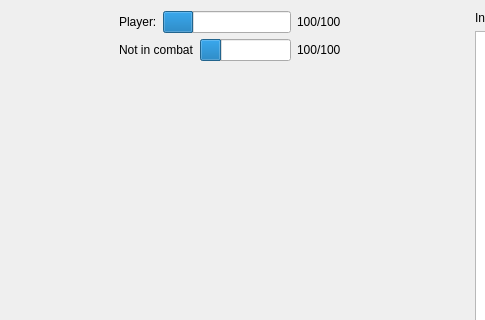
Before: the Qt Designer form matchwindow.ui in sorge13248/skyrimqt, drawn with Qt 5; both pictures show x 0 to 485 and y 0 to 320 of the 742 by 438 pixel window.
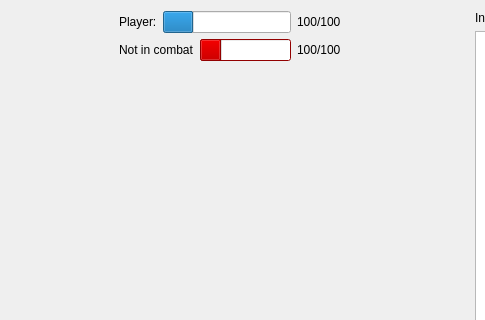
After: the same form once the commit is applied. Icons and pictures are not drawn.

```diff
--- a/matchwindow.ui
+++ b/matchwindow.ui
@@ -81,6 +81,448 @@
            </item>
            <item>
             <widget class="QProgressBar" name="enemyHealthBar">
+             <property name="palette">
+              <palette>
+               <active>
+                <colorrole role="WindowText">
+                 <brush brushstyle="SolidPattern">
+                  <color alpha="255">
+                   <red>0</red>
+                   <green>0</green>
+                   <blue>0</blue>
+                  </color>
+                 </brush>
+                </colorrole>
+                <colorrole role="Button">
+                 <brush brushstyle="SolidPattern">
+                  <color alpha="255">
+                   <red>204</red>
+                   <green>0</green>
+                   <blue>0</blue>
+                  </color>
+                 </brush>
+                </colorrole>
+                <colorrole role="Light">
+                 <brush brushstyle="SolidPattern">
+                  <color alpha="255">
+                   <red>255</red>
+                   <green>51</green>
+                   <blue>51</blue>
+                  </color>
+                 </brush>
+                </colorrole>
+                <colorrole role="Midlight">
+                 <brush brushstyle="SolidPattern">
+                  <color alpha="255">
+                   <red>229</red>
+                   <green>25</green>
+                   <blue>25</blue>
+                  </color>
+                 </brush>
+                </colorrole>
+                <colorrole role="Dark">
+                 <brush brushstyle="SolidPattern">
+                  <color alpha="255">
+                   <red>102</red>
+                   <green>0</green>
+                   <blue>0</blue>
+                  </color>
+                 </brush>
+                </colorrole>
+                <colorrole role="Mid">
+                 <brush brushstyle="SolidPattern">
+                  <color alpha="255">
+                   <red>136</red>
+                   <green>0</green>
+                   <blue>0</blue>
+                  </color>
+                 </brush>
+                </colorrole>
+                <colorrole role="Text">
+                 <brush brushstyle="SolidPattern">
+                  <color alpha="255">
+                   <red>0</red>
+                   <green>0</green>
+                   <blue>0</blue>
+                  </color>
+                 </brush>
+                </colorrole>
+                <colorrole role="BrightText">
+                 <brush brushstyle="SolidPattern">
+                  <color alpha="255">
+                   <red>255</red>
+                   <green>255</green>
+                   <blue>255</blue>
+                  </color>
+                 </brush>
+                </colorrole>
+                <colorrole role="ButtonText">
+                 <brush brushstyle="SolidPattern">
+                  <color alpha="255">
+                   <red>0</red>
+                   <green>0</green>
+                   <blue>0</blue>
+                  </color>
+                 </brush>
+                </colorrole>
+                <colorrole role="Base">
+                 <brush brushstyle="SolidPattern">
+                  <color alpha="255">
+                   <red>255</red>
+                   <green>255</green>
+                   <blue>255</blue>
+                  </color>
+                 </brush>
+                </colorrole>
+                <colorrole role="Window">
+                 <brush brushstyle="SolidPattern">
+                  <color alpha="255">
+                   <red>204</red>
+                   <green>0</green>
+                   <blue>0</blue>
+                  </color>
+                 </brush>
+                </colorrole>
+                <colorrole role="Shadow">
+                 <brush brushstyle="SolidPattern">
+                  <color alpha="255">
+                   <red>0</red>
+                   <green>0</green>
+                   <blue>0</blue>
+                  </color>
+                 </brush>
+                </colorrole>
+                <colorrole role="Highlight">
+                 <brush brushstyle="SolidPattern">
+                  <color alpha="255">
+                   <red>204</red>
+                   <green>0</green>
+                   <blue>0</blue>
+                  </color>
+                 </brush>
+                </colorrole>
+                <colorrole role="AlternateBase">
+                 <brush brushstyle="SolidPattern">
+                  <color alpha="255">
+                   <red>229</red>
+                   <green>127</green>
+                   <blue>127</blue>
+                  </color>
+                 </brush>
+                </colorrole>
+                <colorrole role="ToolTipBase">
+                 <brush brushstyle="SolidPattern">
+                  <color alpha="255">
+                   <red>255</red>
+                   <green>255</green>
+                   <blue>220</blue>
+                  </color>
+                 </brush>
+                </colorrole>
+                <colorrole role="ToolTipText">
+                 <brush brushstyle="SolidPattern">
+                  <color alpha="255">
+                   <red>0</red>
+                   <green>0</green>
+                   <blue>0</blue>
+                  </color>
+                 </brush>
+                </colorrole>
+               </active>
+               <inactive>
+                <colorrole role="WindowText">
+                 <brush brushstyle="SolidPattern">
+                  <color alpha="255">
+                   <red>0</red>
+                   <green>0</green>
+                   <blue>0</blue>
+                  </color>
+                 </brush>
+                </colorrole>
+                <colorrole role="Button">
+                 <brush brushstyle="SolidPattern">
+                  <color alpha="255">
+                   <red>204</red>
+                   <green>0</green>
+                   <blue>0</blue>
+                  </color>
+                 </brush>
+                </colorrole>
+                <colorrole role="Light">
+                 <brush brushstyle="SolidPattern">
+                  <color alpha="255">
+                   <red>255</red>
+                   <green>51</green>
+                   <blue>51</blue>
+                  </color>
+                 </brush>
+                </colorrole>
+                <colorrole role="Midlight">
+                 <brush brushstyle="SolidPattern">
+                  <color alpha="255">
+                   <red>229</red>
+                   <green>25</green>
+                   <blue>25</blue>
+                  </color>
+                 </brush>
+                </colorrole>
+                <colorrole role="Dark">
+                 <brush brushstyle="SolidPattern">
+                  <color alpha="255">
+                   <red>102</red>
+                   <green>0</green>
+                   <blue>0</blue>
+                  </color>
+                 </brush>
+                </colorrole>
+                <colorrole role="Mid">
+                 <brush brushstyle="SolidPattern">
+                  <color alpha="255">
+                   <red>136</red>
+                   <green>0</green>
+                   <blue>0</blue>
+                  </color>
+                 </brush>
+                </colorrole>
+                <colorrole role="Text">
+                 <brush brushstyle="SolidPattern">
+                  <color alpha="255">
+                   <red>0</red>
+                   <green>0</green>
+                   <blue>0</blue>
+                  </color>
+                 </brush>
+                </colorrole>
+                <colorrole role="BrightText">
+                 <brush brushstyle="SolidPattern">
+                  <color alpha="255">
+                   <red>255</red>
+                   <green>255</green>
+                   <blue>255</blue>
+                  </color>
+                 </brush>
+                </colorrole>
+                <colorrole role="ButtonText">
+                 <brush brushstyle="SolidPattern">
+                  <color alpha="255">
+                   <red>0</red>
+                   <green>0</green>
+                   <blue>0</blue>
+                  </color>
+                 </brush>
+                </colorrole>
+                <colorrole role="Base">
+                 <brush brushstyle="SolidPattern">
+                  <color alpha="255">
+                   <red>255</red>
+                   <green>255</green>
+                   <blue>255</blue>
+                  </color>
+                 </brush>
+                </colorrole>
+                <colorrole role="Window">
+                 <brush brushstyle="SolidPattern">
+                  <color alpha="255">
+                   <red>204</red>
+                   <green>0</green>
+                   <blue>0</blue>
+                  </color>
+                 </brush>
+                </colorrole>
+                <colorrole role="Shadow">
+                 <brush brushstyle="SolidPattern">
+                  <color alpha="255">
+                   <red>0</red>
+                   <green>0</green>
+                   <blue>0</blue>
+                  </color>
+                 </brush>
+                </colorrole>
+                <colorrole role="Highlight">
+                 <brush brushstyle="SolidPattern">
+                  <color alpha="255">
+                   <red>204</red>
+                   <green>0</green>
+                   <blue>0</blue>
+                  </color>
+                 </brush>
+                </colorrole>
+                <colorrole role="AlternateBase">
+                 <brush brushstyle="SolidPattern">
+                  <color alpha="255">
+                   <red>229</red>
+                   <green>127</green>
+                   <blue>127</blue>
+                  </color>
+                 </brush>
+                </colorrole>
+                <colorrole role="ToolTipBase">
+                 <brush brushstyle="SolidPattern">
+                  <color alpha="255">
+                   <red>255</red>
+                   <green>255</green>
+                   <blue>220</blue>
+                  </color>
+                 </brush>
+                </colorrole>
+                <colorrole role="ToolTipText">
+                 <brush brushstyle="SolidPattern">
+                  <color alpha="255">
+                   <red>0</red>
+                   <green>0</green>
+                   <blue>0</blue>
+                  </color>
+                 </brush>
+                </colorrole>
+               </inactive>
+               <disabled>
+                <colorrole role="WindowText">
+                 <brush brushstyle="SolidPattern">
+                  <color alpha="255">
+                   <red>102</red>
+                   <green>0</green>
+                   <blue>0</blue>
+                  </color>
+                 </brush>
+                </colorrole>
+                <colorrole role="Button">
+                 <brush brushstyle="SolidPattern">
+                  <color alpha="255">
+                   <red>204</red>
+                   <green>0</green>
+                   <blue>0</blue>
+                  </color>
+                 </brush>
+                </colorrole>
+                <colorrole role="Light">
+                 <brush brushstyle="SolidPattern">
+                  <color alpha="255">
+                   <red>255</red>
+                   <green>51</green>
+                   <blue>51</blue>
+                  </color>
+                 </brush>
+                </colorrole>
+                <colorrole role="Midlight">
+                 <brush brushstyle="SolidPattern">
+                  <color alpha="255">
+                   <red>229</red>
+                   <green>25</green>
+                   <blue>25</blue>
+                  </color>
+                 </brush>
+                </colorrole>
+                <colorrole role="Dark">
+                 <brush brushstyle="SolidPattern">
+                  <color alpha="255">
+                   <red>102</red>
+                   <green>0</green>
+                   <blue>0</blue>
+                  </color>
+                 </brush>
+                </colorrole>
+                <colorrole role="Mid">
+                 <brush brushstyle="SolidPattern">
+                  <color alpha="255">
+                   <red>136</red>
+                   <green>0</green>
+                   <blue>0</blue>
+                  </color>
+                 </brush>
+                </colorrole>
+                <colorrole role="Text">
+                 <brush brushstyle="SolidPattern">
+                  <color alpha="255">
+                   <red>102</red>
+                   <green>0</green>
+                   <blue>0</blue>
+                  </color>
+                 </brush>
+                </colorrole>
+                <colorrole role="BrightText">
+                 <brush brushstyle="SolidPattern">
+                  <color alpha="255">
+                   <red>255</red>
+                   <green>255</green>
+                   <blue>255</blue>
+                  </color>
+                 </brush>
+                </colorrole>
+                <colorrole role="ButtonText">
+                 <brush brushstyle="SolidPattern">
+                  <color alpha="255">
+                   <red>102</red>
+                   <green>0</green>
+                   <blue>0</blue>
+                  </color>
+                 </brush>
+                </colorrole>
+                <colorrole role="Base">
+                 <brush brushstyle="SolidPattern">
+                  <color alpha="255">
+                   <red>204</red>
+                   <green>0</green>
+                   <blue>0</blue>
+                  </color>
+                 </brush>
+                </colorrole>
+                <colorrole role="Window">
+                 <brush brushstyle="SolidPattern">
+                  <color alpha="255">
+                   <red>204</red>
+                   <green>0</green>
+                   <blue>0</blue>
+                  </color>
+                 </brush>
+                </colorrole>
+                <colorrole role="Shadow">
+                 <brush brushstyle="SolidPattern">
+                  <color alpha="255">
+                   <red>0</red>
+                   <green>0</green>
+                   <blue>0</blue>
+                  </color>
+                 </brush>
+                </colorrole>
+                <colorrole role="Highlight">
+                 <brush brushstyle="SolidPattern">
+                  <color alpha="255">
+                   <red>145</red>
+                   <green>141</green>
+                   <blue>126</blue>
+                  </color>
+                 </brush>
+                </colorrole>
+                <colorrole role="AlternateBase">
+                 <brush brushstyle="SolidPattern">
+                  <color alpha="255">
+                   <red>204</red>
+                   <green>0</green>
+                   <blue>0</blue>
+                  </color>
+                 </brush>
+                </colorrole>
+                <colorrole role="ToolTipBase">
+                 <brush brushstyle="SolidPattern">
+                  <color alpha="255">
+                   <red>255</red>
+                   <green>255</green>
+                   <blue>220</blue>
+                  </color>
+                 </brush>
+                </colorrole>
+                <colorrole role="ToolTipText">
+                 <brush brushstyle="SolidPattern">
+                  <color alpha="255">
+                   <red>0</red>
+                   <green>0</green>
+                   <blue>0</blue>
+                  </color>
+                 </brush>
+                </colorrole>
+               </disabled>
+              </palette>
+             </property>
              <property name="value">
               <number>24</number>
              </property>
```
